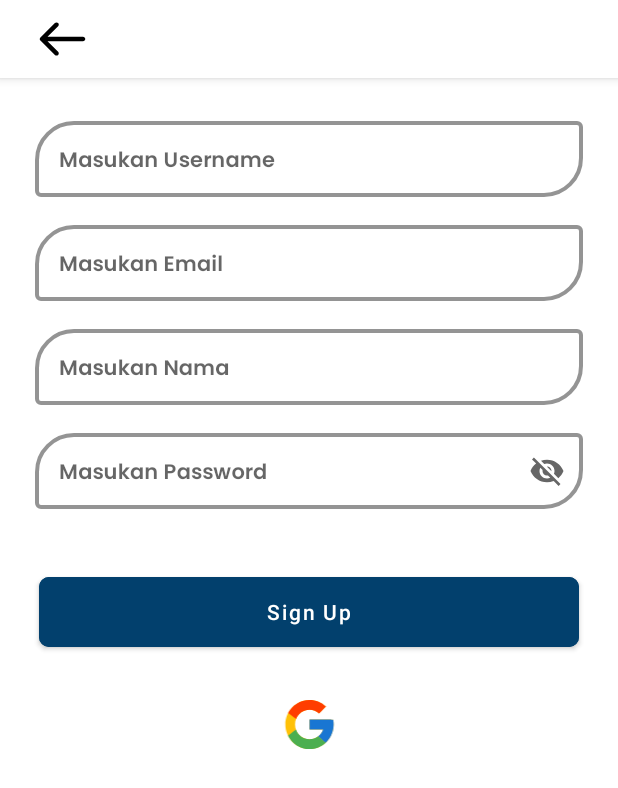
After one commit to haqiachd/ArenaFinder-Mobile, an Android app: the fragment SignUpFragmentFirst placed in its activity, on a phone screen of 412 x 824 dp. The commit adds this screen. Shown: the top 788 px of the screen. Run offline under Robolectric (Android 15) with nearby library versions, the phone set to English and light mode, and no system bars; our stand-ins replace sdp/ssp sizes.

Commit message:
add fragments for sign-up

```diff
--- a/app/src/main/java/com/c2/arenafinder/api/retrofit/RetrofitClient.java
+++ b/app/src/main/java/com/c2/arenafinder/api/retrofit/RetrofitClient.java
@@ -16,11 +16,13 @@
 
 public class RetrofitClient {
 
-    public static final String BASE_URL = "http://192.168.155.152/arenafinder-web/mobile/"; // Local
-//    public static final String BASE_URL = "http://172.16.106.92/arenafinder-web/mobile/"; // Lab Mobile
+//    public static final String BASE_URL = "http://192.168.155.152/arenafinder-web/mobile/"; // Local
+    public static final String BASE_URL = "http://172.16.106.150/arenafinder-web/mobile/"; // Lab Mobile
 //      public static final String BASE_URL = "http://172.16.106.186/arenafinder-web/mobile/"; // Lab KSI
 //      public static final String BASE_URL = "http://172.16.103.152/arenafinder-web/mobile/"; // Lab MMC
 //      public static final String BASE_URL = "http://172.16.104.101/arenafinder-web/mobile/"; // Classroom A
+
+    public static final String SUCCESSFUL_RESPONSE = "success";
 
     @NonNull
     public static RetrofitEndPoint getInstance(){
--- a/app/src/main/java/com/c2/arenafinder/api/retrofit/RetrofitEndPoint.java
+++ b/app/src/main/java/com/c2/arenafinder/api/retrofit/RetrofitEndPoint.java
@@ -16,4 +16,10 @@
             @Field("password") String password
     );
 
+    @FormUrlEncoded
+    @POST("login_google.php")
+    Call<UsersResponse> loginGoogle(
+            @Field("email") String email
+    );
+
 }
--- /dev/null
+++ b/app/src/main/java/com/c2/arenafinder/ui/fragment/account/SignUpFragmentFirst.java
@@ -0,0 +1,56 @@
+package com.c2.arenafinder.ui.fragment.account;
+
+import android.os.Bundle;
+
+import androidx.annotation.NonNull;
+import androidx.annotation.Nullable;
+import androidx.fragment.app.Fragment;
+
+import android.view.LayoutInflater;
+import android.view.View;
+import android.view.ViewGroup;
+
+import com.c2.arenafinder.R;
+
+public class SignUpFragmentFirst extends Fragment {
+
+    private static final String ARG_PARAM1 = "param1";
+    private static final String ARG_PARAM2 = "param2";
+
+    private String mParam1;
+    private String mParam2;
+
+    public SignUpFragmentFirst() {
+        // Required empty public constructor
+    }
+
+    public static SignUpFragmentFirst newInstance(String param1, String param2) {
+        SignUpFragmentFirst fragment = new SignUpFragmentFirst();
+        Bundle args = new Bundle();
+        args.putString(ARG_PARAM1, param1);
+        args.putString(ARG_PARAM2, param2);
+        fragment.setArguments(args);
+        return fragment;
+    }
+
+    @Override
+    public void onCreate(Bundle savedInstanceState) {
+        super.onCreate(savedInstanceState);
+        if (getArguments() != null) {
+            mParam1 = getArguments().getString(ARG_PARAM1);
+            mParam2 = getArguments().getString(ARG_PARAM2);
+        }
+    }
+
+    @Override
+    public View onCreateView(LayoutInflater inflater, ViewGroup container,
+                             Bundle savedInstanceState) {
+        // Inflate the layout for this fragment
+        return inflater.inflate(R.layout.fragment_sign_up_first, container, false);
+    }
+
+    @Override
+    public void onViewCreated(@NonNull View view, @Nullable Bundle savedInstanceState) {
+        super.onViewCreated(view, savedInstanceState);
+    }
+}
--- a/app/src/main/java/com/c2/arenafinder/util/FragmentUtil.java
+++ b/app/src/main/java/com/c2/arenafinder/util/FragmentUtil.java
@@ -23,6 +23,12 @@
         }
     }
 
+    public static void switchFragmentAccount(
+            @NonNull FragmentManager fragmentManager, Fragment fragment, boolean backStack
+    ){
+        switchFragment(fragmentManager, fragment, R.id.acc_frame_layout, backStack);
+    }
+
     public static void switchFragmentMain(
             @NonNull FragmentManager fragmentManager, Fragment fragment, boolean backStack
     ){
--- /dev/null
+++ b/app/src/main/res/layout/fragment_sign_up_first.xml
@@ -0,0 +1,170 @@
+<?xml version="1.0" encoding="utf-8"?>
+<FrameLayout xmlns:android="http://schemas.android.com/apk/res/android"
+    xmlns:tools="http://schemas.android.com/tools"
+    android:layout_width="match_parent"
+    android:layout_height="match_parent"
+    xmlns:app="http://schemas.android.com/apk/res-auto"
+    tools:context=".ui.fragment.account.SignUpFragmentFirst"
+    android:background="@color/white"
+    >
+
+    <ScrollView
+        android:layout_width="match_parent"
+        android:layout_height="match_parent"
+        android:background="@color/white"
+        >
+
+        <androidx.constraintlayout.widget.ConstraintLayout
+            android:layout_width="match_parent"
+            android:layout_height="wrap_content"
+            >
+
+            <LinearLayout
+                android:id="@+id/signup_linear"
+                android:layout_width="match_parent"
+                android:layout_height="wrap_content"
+                android:layout_margin="@dimen/_18sdp"
+                android:orientation="vertical"
+                app:layout_constraintTop_toTopOf="parent"
+                >
+
+                <com.google.android.material.textfield.TextInputLayout
+                    android:layout_width="match_parent"
+                    android:layout_height="wrap_content"
+                    app:hintEnabled="true"
+                    app:boxBackgroundColor="@color/white"
+                    app:boxStrokeWidth="@dimen/_2sdp"
+                    app:boxStrokeColor="@color/dogerblue"
+                    app:boxStrokeWidthFocused="@dimen/_2sdp"
+                    app:boxCornerRadiusBottomEnd="@dimen/_20sdp"
+                    app:boxCornerRadiusTopStart="@dimen/_20sdp"
+                    style="@style/Widget.MaterialComponents.TextInputLayout.OutlinedBox.Dense"
+                    >
+
+                    <com.google.android.material.textfield.TextInputEditText
+                        android:id="@+id/signup1_inp_username"
+                        android:layout_width="match_parent"
+                        android:layout_height="wrap_content"
+                        android:hint="Masukan Username"
+                        android:inputType="text"
+                        android:fontFamily="@font/poppins_semibold"
+                        android:textColor="@color/dogerblue"
+                        android:textSize="@dimen/_11ssp"
+                        />
+
+                </com.google.android.material.textfield.TextInputLayout>
+
+                <com.google.android.material.textfield.TextInputLayout
+                    android:layout_width="match_parent"
+                    android:layout_height="wrap_content"
+                    android:layout_marginTop="@dimen/_10sdp"
+                    app:hintEnabled="true"
+                    app:boxBackgroundColor="@color/white"
+                    app:boxStrokeWidth="@dimen/_2sdp"
+                    app:boxStrokeColor="@color/dogerblue"
+                    app:boxStrokeWidthFocused="@dimen/_2sdp"
+                    app:boxCornerRadiusBottomEnd="@dimen/_20sdp"
+                    app:boxCornerRadiusTopStart="@dimen/_20sdp"
+                    style="@style/Widget.MaterialComponents.TextInputLayout.OutlinedBox.Dense"
+                    >
+
+                    <com.google.android.material.textfield.TextInputEditText
+                        android:id="@+id/signup1_inp_email"
+                        android:layout_width="match_parent"
+                        android:layout_height="wrap_content"
+                        android:hint="Masukan Email"
+                        android:inputType="text"
+                        android:fontFamily="@font/poppins_semibold"
+                        android:textColor="@color/dogerblue"
+                        android:textSize="@dimen/_11ssp"
+                        />
+
+                </com.google.android.material.textfield.TextInputLayout>
+
+                <com.google.android.material.textfield.TextInputLayout
+                    android:layout_width="match_parent"
+                    android:layout_height="wrap_content"
+                    android:layout_marginTop="@dimen/_10sdp"
+                    app:hintEnabled="true"
+                    app:boxBackgroundColor="@color/white"
+                    app:boxStrokeWidth="@dimen/_2sdp"
+                    app:boxStrokeColor="@color/dogerblue"
+                    app:boxStrokeWidthFocused="@dimen/_2sdp"
+                    app:boxCornerRadiusBottomEnd="@dimen/_20sdp"
+                    app:boxCornerRadiusTopStart="@dimen/_20sdp"
+                    style="@style/Widget.MaterialComponents.TextInputLayout.OutlinedBox.Dense"
+                    >
+
+                    <com.google.android.material.textfield.TextInputEditText
+                        android:id="@+id/signup1_inp_name"
+                        android:layout_width="match_parent"
+                        android:layout_height="wrap_content"
+                        android:hint="Masukan Nama"
+                        android:inputType="text"
+                        android:fontFamily="@font/poppins_semibold"
+                        android:textColor="@color/dogerblue"
+                        android:textSize="@dimen/_11ssp"
+                        />
+
+                </com.google.android.material.textfield.TextInputLayout>
+
+                <com.google.android.material.textfield.TextInputLayout
+                    android:layout_width="match_parent"
+                    android:layout_height="wrap_content"
+                    android:layout_marginTop="@dimen/_10sdp"
+                    app:endIconMode="password_toggle"
+                    app:hintEnabled="true"
+                    app:boxBackgroundColor="@color/white"
+                    app:boxStrokeWidth="@dimen/_2sdp"
+                    app:boxStrokeColor="@color/dogerblue"
+                    app:boxStrokeWidthFocused="@dimen/_2sdp"
+                    app:boxCornerRadiusBottomEnd="@dimen/_20sdp"
+                    app:boxCornerRadiusTopStart="@dimen/_20sdp"
+                    style="@style/Widget.MaterialComponents.TextInputLayout.OutlinedBox.Dense"
+                    >
+
+                    <com.google.android.material.textfield.TextInputEditText
+                        android:id="@+id/signup1_inp_password"
+                        android:layout_width="match_parent"
+                        android:layout_height="wrap_content"
+                        android:hint="Masukan Password"
+                        android:inputType="text"
+                        android:fontFamily="@font/poppins_semibold"
+                        android:textColor="@color/dogerblue"
+                        android:textSize="@dimen/_11ssp"
+                        />
+
+                </com.google.android.material.textfield.TextInputLayout>
+
+            </LinearLayout>
+
+            <com.google.android.material.button.MaterialButton
+                android:id="@+id/signup1_next"
+                android:layout_width="match_parent"
+                android:layout_height="@dimen/_45sdp"
+                android:layout_marginTop="@dimen/_30sdp"
+                android:layout_marginStart="@dimen/_20sdp"
+                android:layout_marginEnd="@dimen/_20sdp"
+                android:text="Sign Up"
+                android:textAllCaps="false"
+                android:backgroundTint="@color/primary_color"
+                app:cornerRadius="@dimen/_5sdp"
+                app:layout_constraintTop_toBottomOf="@id/signup_linear"
+                />
+
+            <ImageView
+                android:id="@+id/signup_google"
+                android:layout_width="@dimen/_30sdp"
+                android:layout_height="@dimen/_30sdp"
+                android:layout_marginTop="@dimen/_20sdp"
+                android:src="@drawable/ic_logo_google"
+                app:layout_constraintTop_toBottomOf="@id/signup1_next"
+                app:layout_constraintStart_toStartOf="parent"
+                app:layout_constraintEnd_toEndOf="parent"
+                />
+
+        </androidx.constraintlayout.widget.ConstraintLayout>
+
+    </ScrollView>
+
+</FrameLayout>
--- a/app/src/main/res/xml/network_security.xml
+++ b/app/src/main/res/xml/network_security.xml
@@ -2,7 +2,7 @@
 <network-security-config>
     <domain-config cleartextTrafficPermitted="true">
         <domain includeSubdomains="true">192.168.155.152</domain>       <!-- Local -->
-        <domain includeSubdomains="true">172.16.106.92</domain>         <!-- Lab Mobile -->
+        <domain includeSubdomains="true">172.16.106.150</domain>         <!-- Lab Mobile -->
         <domain includeSubdomains="true">172.16.106.186</domain>        <!-- Lab KSI -->
         <domain includeSubdomains="true">172.16.103.152</domain>        <!-- Lab MMC -->
         <domain includeSubdomains="true">172.16.104.101</domain>        <!-- Classroom A -->
```
Also changed, not shown: app/src/main/java/com/c2/arenafinder/ui/fragment/account/SignInFragment.java (+41 -3 lines), app/src/main/java/com/c2/arenafinder/ui/fragment/account/SignUpGoogle.java (added, +49 -0 lines), app/src/main/res/layout/fragment_sign_up_google.xml (added, +14 -0 lines).
